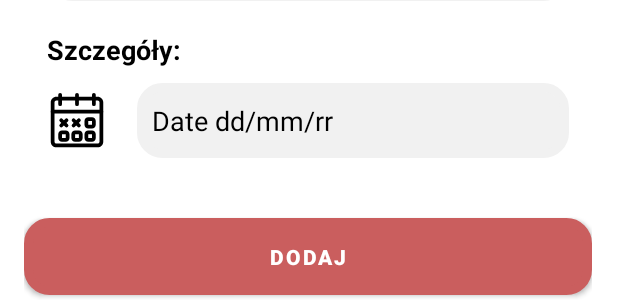
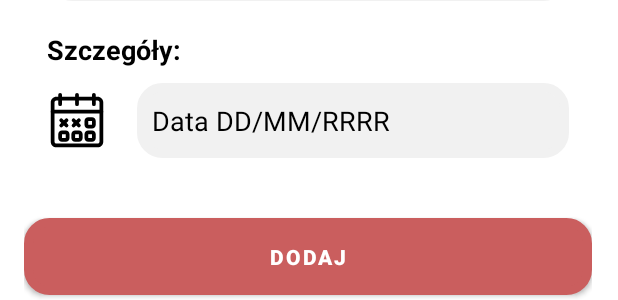
Before and after one commit to maciej-bartoszewski/Planner-Mobile, an Android app: the layout activity_todo_pop_up.xml on its own in the app's theme, with its tools: preview values and no code run, on a phone screen of 412 x 824 dp. Shown: the part 306-606 px from the top of the screen. Run offline under Robolectric (Android 15) with nearby library versions, the phone set to English and light mode, and no system bars.

Commit message:
Poprawka wygladu dodawania notatki

```diff
--- a/app/src/main/res/layout/activity_todo_pop_up.xml
+++ b/app/src/main/res/layout/activity_todo_pop_up.xml
@@ -47,7 +47,7 @@
             android:layout_marginEnd="15dp"
             android:layout_toEndOf="@+id/imageView2"
             android:background="@drawable/box_color_cream_white"
-            android:hint="Date dd/mm/rr"
+            android:hint="Data DD/MM/RRRR"
             android:textColorHint="#000000"
             android:paddingStart="10dp"
             android:textColor="#000000"/>
```
